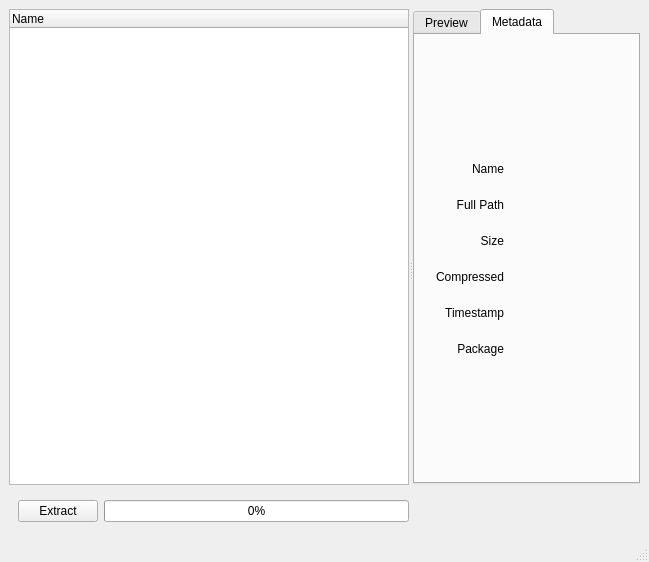
Puxtril/Warframe-Exporter, file ui/Exporter.ui: the form before one commit.
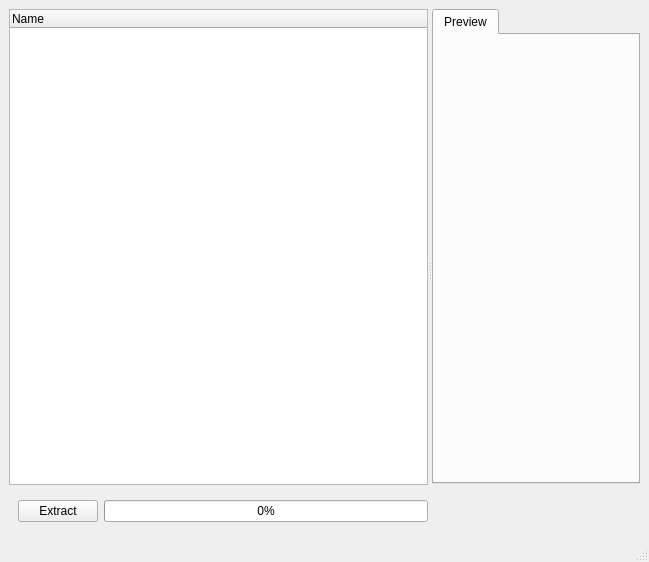
The form after the commit. The open tabs and pages were chosen to show the change.

Commit message: Removed metadata view

What changed in the file:
```diff
--- a/ui/Exporter.ui
+++ b/ui/Exporter.ui
@@ -26,7 +26,7 @@
       <property name="orientation">
        <enum>Qt::Horizontal</enum>
       </property>
-      <widget class="QWidget" name="">
+      <widget class="QWidget" name="layoutWidget">
        <layout class="QHBoxLayout" name="horizontalLayout">
         <item>
          <layout class="QVBoxLayout" name="verticalLayout_2">
@@ -115,291 +115,6 @@
              </attribute>
              <layout class="QVBoxLayout" name="verticalLayout_3"/>
             </widget>
-            <widget class="QWidget" name="Details">
-             <attribute name="title">
-              <string>Metadata</string>
-             </attribute>
-             <layout class="QVBoxLayout" name="verticalLayout">
-              <item>
-               <spacer name="verticalSpacer_2">
-                <property name="orientation">
-                 <enum>Qt::Vertical</enum>
-                </property>
-                <property name="sizeHint" stdset="0">
-                 <size>
-                  <width>20</width>
-                  <height>40</height>
-                 </size>
-                </property>
-               </spacer>
-              </item>
-              <item>
-               <layout class="QHBoxLayout" name="NameContainer">
-                <item>
-                 <widget class="QLabel" name="NameLabel">
-                  <property name="sizePolicy">
-                   <sizepolicy hsizetype="Fixed" vsizetype="Fixed">
-                    <horstretch>0</horstretch>
-                    <verstretch>0</verstretch>
-                   </sizepolicy>
-                  </property>
-                  <property name="minimumSize">
-                   <size>
-                    <width>80</width>
-                    <height>30</height>
-                   </size>
-                  </property>
-                  <property name="text">
-                   <string>Name</string>
-                  </property>
-                  <property name="alignment">
-                   <set>Qt::AlignRight|Qt::AlignTrailing|Qt::AlignVCenter</set>
-                  </property>
-                 </widget>
-                </item>
-                <item>
-                 <widget class="QLabel" name="NameData">
-                  <property name="sizePolicy">
-                   <sizepolicy hsizetype="Ignored" vsizetype="Preferred">
-                    <horstretch>0</horstretch>
-                    <verstretch>0</verstretch>
-                   </sizepolicy>
-                  </property>
-                  <property name="text">
-                   <string/>
-                  </property>
-                  <property name="alignment">
-                   <set>Qt::AlignCenter</set>
-                  </property>
-                 </widget>
-                </item>
-               </layout>
-              </item>
-              <item>
-               <layout class="QHBoxLayout" name="FullPathContainer">
-                <item>
-                 <widget class="QLabel" name="FullPathLabel">
-                  <property name="sizePolicy">
-                   <sizepolicy hsizetype="Fixed" vsizetype="Fixed">
-                    <horstretch>0</horstretch>
-                    <verstretch>0</verstretch>
-                   </sizepolicy>
-                  </property>
-                  <property name="minimumSize">
-                   <size>
-                    <width>80</width>
-                    <height>30</height>
-                   </size>
-                  </property>
-                  <property name="text">
-                   <string>Full Path</string>
-                  </property>
-                  <property name="alignment">
-                   <set>Qt::AlignRight|Qt::AlignTrailing|Qt::AlignVCenter</set>
-                  </property>
-                 </widget>
-                </item>
-                <item>
-                 <widget class="QLabel" name="FullPathData">
-                  <property name="sizePolicy">
-                   <sizepolicy hsizetype="Ignored" vsizetype="Preferred">
-                    <horstretch>0</horstretch>
-                    <verstretch>0</verstretch>
-                   </sizepolicy>
-                  </property>
-                  <property name="text">
-                   <string/>
-                  </property>
-                  <property name="alignment">
-                   <set>Qt::AlignLeading|Qt::AlignLeft|Qt::AlignVCenter</set>
-                  </property>
-                 </widget>
-                </item>
-               </layout>
-              </item>
-              <item>
-               <layout class="QHBoxLayout" name="SizeContainer">
-                <item>
-                 <widget class="QLabel" name="SizeLabel">
-                  <property name="sizePolicy">
-                   <sizepolicy hsizetype="Fixed" vsizetype="Fixed">
-                    <horstretch>0</horstretch>
-                    <verstretch>0</verstretch>
-                   </sizepolicy>
-                  </property>
-                  <property name="minimumSize">
-                   <size>
-                    <width>80</width>
-                    <height>30</height>
-                   </size>
-                  </property>
-                  <property name="text">
-                   <string>Size</string>
-                  </property>
-                  <property name="alignment">
-                   <set>Qt::AlignRight|Qt::AlignTrailing|Qt::AlignVCenter</set>
-                  </property>
-                 </widget>
-                </item>
-                <item>
-                 <widget class="QLabel" name="SizeData">
-                  <property name="sizePolicy">
-                   <sizepolicy hsizetype="Ignored" vsizetype="Preferred">
-                    <horstretch>0</horstretch>
-                    <verstretch>0</verstretch>
-                   </sizepolicy>
-                  </property>
-                  <property name="text">
-                   <string/>
-                  </property>
-                  <property name="alignment">
-                   <set>Qt::AlignCenter</set>
-                  </property>
-                 </widget>
-                </item>
-               </layout>
-              </item>
-              <item>
-               <layout class="QHBoxLayout" name="CompressedLengthContainer">
-                <item>
-                 <widget class="QLabel" name="CompressedLengthLabel">
-                  <property name="sizePolicy">
-                   <sizepolicy hsizetype="Fixed" vsizetype="Fixed">
-                    <horstretch>0</horstretch>
-                    <verstretch>0</verstretch>
-                   </sizepolicy>
-                  </property>
-                  <property name="minimumSize">
-                   <size>
-                    <width>80</width>
-                    <height>30</height>
-                   </size>
-                  </property>
-                  <property name="text">
-                   <string>Compressed</string>
-                  </property>
-                  <property name="alignment">
-                   <set>Qt::AlignRight|Qt::AlignTrailing|Qt::AlignVCenter</set>
-                  </property>
-                 </widget>
-                </item>
-                <item>
-                 <widget class="QLabel" name="CompressedLengthData">
-                  <property name="sizePolicy">
-                   <sizepolicy hsizetype="Ignored" vsizetype="Preferred">
-                    <horstretch>0</horstretch>
-                    <verstretch>0</verstretch>
-                   </sizepolicy>
-                  </property>
-                  <property name="text">
-                   <string/>
-                  </property>
-                  <property name="alignment">
-                   <set>Qt::AlignCenter</set>
-                  </property>
-                 </widget>
-                </item>
-               </layout>
-              </item>
-              <item>
-               <layout class="QHBoxLayout" name="TimestampContainer">
-                <item>
-                 <widget class="QLabel" name="TimestampLabel">
-                  <property name="sizePolicy">
-                   <sizepolicy hsizetype="Fixed" vsizetype="Fixed">
-                    <horstretch>0</horstretch>
-                    <verstretch>0</verstretch>
-                   </sizepolicy>
-                  </property>
-                  <property name="minimumSize">
-                   <size>
-                    <width>80</width>
-                    <height>30</height>
-                   </size>
-                  </property>
-                  <property name="text">
-                   <string>Timestamp</string>
-                  </property>
-                  <property name="alignment">
-                   <set>Qt::AlignRight|Qt::AlignTrailing|Qt::AlignVCenter</set>
-                  </property>
-                 </widget>
-                </item>
-                <item>
-                 <widget class="QLabel" name="TimestampData">
-                  <property name="sizePolicy">
-                   <sizepolicy hsizetype="Ignored" vsizetype="Preferred">
-                    <horstretch>0</horstretch>
-                    <verstretch>0</verstretch>
-                   </sizepolicy>
-                  </property>
-                  <property name="text">
-                   <string/>
-                  </property>
-                  <property name="alignment">
-                   <set>Qt::AlignCenter</set>
-                  </property>
-                 </widget>
-                </item>
-               </layout>
-              </item>
-              <item>
-               <layout class="QHBoxLayout" name="PackageContainer">
-                <item>
-                 <widget class="QLabel" name="PackageLabel">
-                  <property name="sizePolicy">
-                   <sizepolicy hsizetype="Fixed" vsizetype="Fixed">
-                    <horstretch>0</horstretch>
-                    <verstretch>0</verstretch>
-                   </sizepolicy>
-                  </property>
-                  <property name="minimumSize">
-                   <size>
-                    <width>80</width>
-                    <height>30</height>
-                   </size>
-                  </property>
-                  <property name="text">
-                   <string>Package</string>
-                  </property>
-                  <property name="alignment">
-                   <set>Qt::AlignRight|Qt::AlignTrailing|Qt::AlignVCenter</set>
-                  </property>
-                 </widget>
-                </item>
-                <item>
-                 <widget class="QLabel" name="PackageData">
-                  <property name="sizePolicy">
-                   <sizepolicy hsizetype="Ignored" vsizetype="Preferred">
-                    <horstretch>0</horstretch>
-                    <verstretch>0</verstretch>
-                   </sizepolicy>
-                  </property>
-                  <property name="text">
-                   <string/>
-                  </property>
-                  <property name="alignment">
-                   <set>Qt::AlignCenter</set>
-                  </property>
-                 </widget>
-                </item>
-               </layout>
-              </item>
-              <item>
-               <spacer name="verticalSpacer">
-                <property name="orientation">
-                 <enum>Qt::Vertical</enum>
-                </property>
-                <property name="sizeHint" stdset="0">
-                 <size>
-                  <width>20</width>
-                  <height>40</height>
-                 </size>
-                </property>
-               </spacer>
-              </item>
-             </layout>
-            </widget>
            </widget>
           </item>
           <item>
```
The commit also changes 3 other files.
